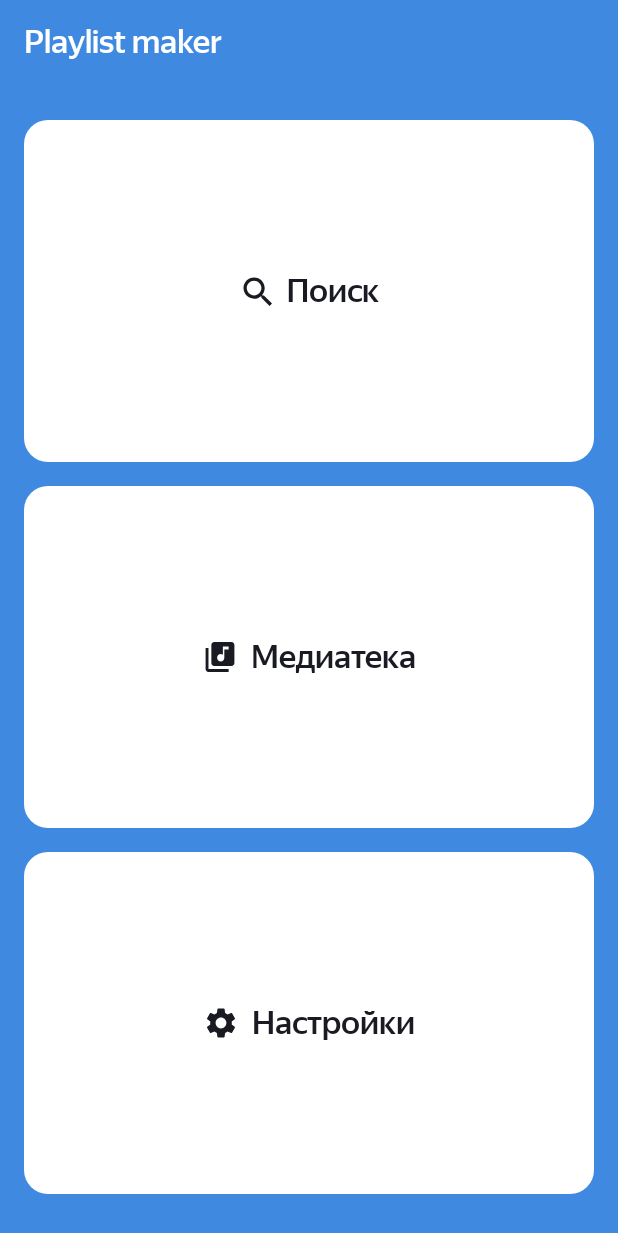
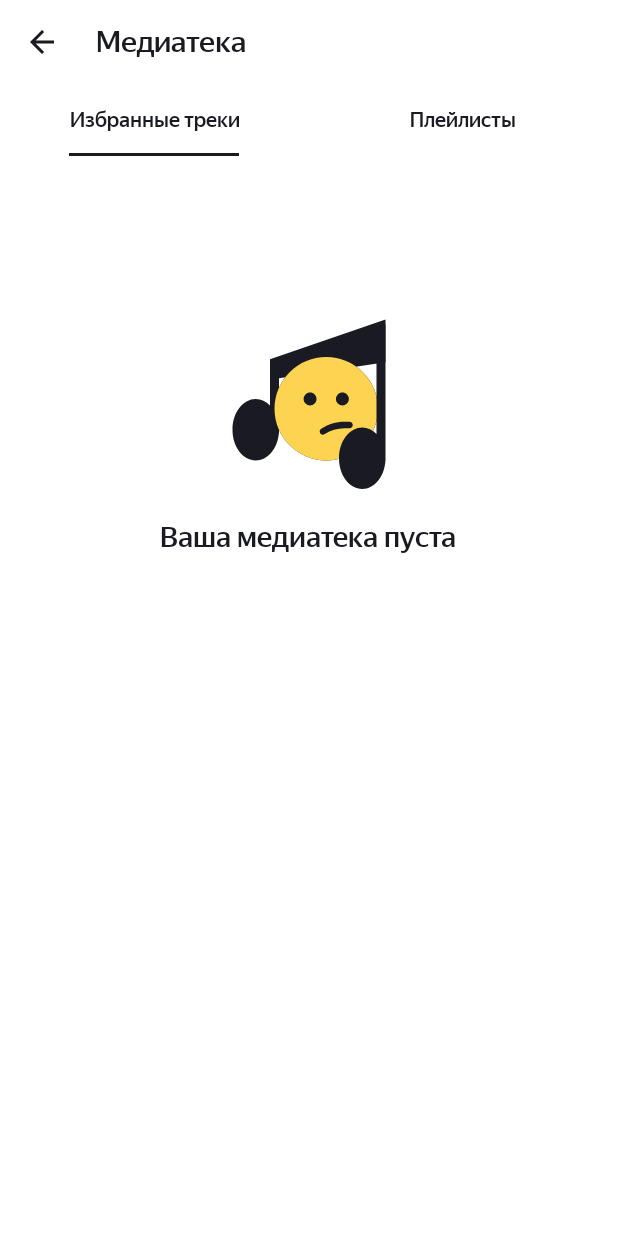
Before and after one commit to Anasty-Sia/PlaylistMaker, an Android app: the screen it shows after launch (MainActivity before the commit, LibraryActivity after it), after a tap on "Медиатека", on a phone screen of 412 x 824 dp. Shown: the top 1233 px of the screen. Run offline under Robolectric (Android 15) with nearby library versions, the phone set to English and light mode, and no system bars.

Commit message:
Создано два фрагмента на экране "Медиатека": для плейлистов и для избранных треков

```diff
--- a/app/build.gradle.kts
+++ b/app/build.gradle.kts
@@ -40,6 +40,8 @@ android {
     buildFeatures {
         viewBinding = true
     }
+
+
 }
 
 dependencies {
@@ -63,5 +65,9 @@ dependencies {
     implementation(libs.androidx.lifecycle.viewmodel.ktx)
     implementation(libs.androidx.activity.ktx)
     implementation(libs.koin.android)
+    implementation(libs.androidx.fragment.ktx)
+    implementation(libs.androidx.viewpager2)
+    implementation(libs.material.v180)
+
 
 }
--- a/app/src/main/java/com/example/playlistmaker/di.kt
+++ b/app/src/main/java/com/example/playlistmaker/di.kt
@@ -2,6 +2,8 @@ package com.example.playlistmaker.di
 
 import android.media.MediaPlayer
 import com.example.playlistmaker.data.network.iTunesSearchAPI
+import com.example.playlistmaker.library.ui.view_model.FavoriteTracksViewModel
+import com.example.playlistmaker.library.ui.view_model.PlaylistsViewModel
 import com.example.playlistmaker.player.data.repository.impl.PlayerRepositoryImpl
 import com.example.playlistmaker.player.domain.interactor.PlayerInteractor
 import com.example.playlistmaker.player.domain.interactor.impl.PlayerInteractorImpl
@@ -129,6 +131,9 @@ val viewModelModule = module {
             sharingInteractor = get()
         )
     }
+
+    viewModel { FavoriteTracksViewModel() }
+    viewModel { PlaylistsViewModel() }
 }
 
 
--- /dev/null
+++ b/app/src/main/java/com/example/playlistmaker/library/ui/activity/LibraryActivity.kt
@@ -0,0 +1,79 @@
+package com.example.playlistmaker.library.ui.activity
+
+import android.os.Bundle
+import android.view.ViewGroup
+import androidx.activity.enableEdgeToEdge
+import androidx.appcompat.app.AppCompatActivity
+import androidx.core.view.ViewCompat
+import androidx.core.view.WindowInsetsCompat
+import androidx.core.view.updateLayoutParams
+import com.example.playlistmaker.R
+import com.example.playlistmaker.library.ui.adapters.LibraryPagerAdapter
+import com.example.playlistmaker.databinding.ActivityLibraryBinding
+import com.google.android.material.tabs.TabLayoutMediator
+
+
+class LibraryActivity : AppCompatActivity() {
+
+    private var selectedTabPosition = 0
+    private lateinit var binding: ActivityLibraryBinding
+    private lateinit var tabMediator: TabLayoutMediator
+
+    override fun onCreate(savedInstanceState: Bundle?) {
+        super.onCreate(savedInstanceState)
+
+        binding = ActivityLibraryBinding.inflate(layoutInflater)
+        setContentView(binding.root)
+
+
+        if (savedInstanceState != null) {
+            selectedTabPosition = savedInstanceState.getInt("SELECTED_TAB", 0)
+        }
+
+        enableEdgeToEdge()
+        setupEdgeToEdgeInsets()
+        setupToolbar()
+        setupViewPagerAndTabs()
+    }
+
+    override fun onSaveInstanceState(outState: Bundle) {
+        super.onSaveInstanceState(outState)
+        outState.putInt("SELECTED_TAB", binding.viewPager.currentItem)
+    }
+
+    private fun setupEdgeToEdgeInsets() {
+        ViewCompat.setOnApplyWindowInsetsListener(binding.backLibrary) { view, insets ->
+            val systemBars = insets.getInsets(WindowInsetsCompat.Type.systemBars())
+            view.updateLayoutParams<ViewGroup.MarginLayoutParams> {
+                topMargin = systemBars.top
+            }
+            insets
+        }
+    }
+
+    private fun setupToolbar() {
+        binding.backLibrary.setNavigationOnClickListener {
+            finish()
+        }
+    }
+
+    private fun setupViewPagerAndTabs() {
+        binding.viewPager.adapter = LibraryPagerAdapter(this)
+
+        val tabTitles = listOf(
+            getString(R.string.favorite_tracks),
+            getString(R.string.playlists)
+        )
+
+        tabMediator = TabLayoutMediator(binding.tabLayout, binding.viewPager) { tab, position ->
+            tab.text = tabTitles[position]
+        }
+        tabMediator.attach()
+    }
+
+
+    override fun onDestroy() {
+        tabMediator.detach()
+        super.onDestroy()
+    }
+}
--- /dev/null
+++ b/app/src/main/java/com/example/playlistmaker/library/ui/adapters/LibraryPagerAdapter.kt
@@ -0,0 +1,21 @@
+package com.example.playlistmaker.library.ui.adapters
+
+import androidx.fragment.app.Fragment
+import androidx.fragment.app.FragmentActivity
+import androidx.viewpager2.adapter.FragmentStateAdapter
+import com.example.playlistmaker.library.ui.fragments.FavoriteTracksFragment
+import com.example.playlistmaker.library.ui.fragments.PlaylistsFragment
+
+class LibraryPagerAdapter(fragmentActivity: FragmentActivity) :
+    FragmentStateAdapter(fragmentActivity) {
+
+    override fun getItemCount(): Int = 2
+
+    override fun createFragment(position: Int): Fragment {
+        return when(position) {
+            0 -> FavoriteTracksFragment.newInstance(position)
+            1 -> PlaylistsFragment.newInstance(position)
+            else -> throw IllegalArgumentException("Invalid position: $position")
+        }
+    }
+}
--- /dev/null
+++ b/app/src/main/java/com/example/playlistmaker/library/ui/fragments/FavoriteTracksFragment.kt
@@ -0,0 +1,52 @@
+package com.example.playlistmaker.library.ui.fragments
+
+import android.os.Bundle
+import android.view.LayoutInflater
+import android.view.View
+import android.view.ViewGroup
+import androidx.fragment.app.Fragment
+import com.example.playlistmaker.databinding.FragmentFavoriteTracksBinding
+import com.example.playlistmaker.library.ui.view_model.FavoriteTracksViewModel
+import org.koin.androidx.viewmodel.ext.android.viewModel
+
+class FavoriteTracksFragment : Fragment() {
+
+    companion object {
+        private const val ARG_POSITION = "position"
+
+        fun newInstance(position: Int) = FavoriteTracksFragment().apply {
+            arguments = Bundle().apply {
+                putInt(ARG_POSITION, position)
+            }
+        }
+    }
+
+    private var _binding: FragmentFavoriteTracksBinding? = null
+    private val binding get() = _binding!!
+
+    private val viewModel: FavoriteTracksViewModel by viewModel()
+
+    override fun onCreateView(
+        inflater: LayoutInflater,
+        container: ViewGroup?,
+        savedInstanceState: Bundle?
+    ): View {
+        _binding = FragmentFavoriteTracksBinding.inflate(inflater, container, false)
+        return binding.root
+    }
+
+    override fun onViewCreated(view: View, savedInstanceState: Bundle?) {
+        super.onViewCreated(view, savedInstanceState)
+        showEmptyState()
+    }
+
+    private fun showEmptyState() {
+        binding.emptyStateView.visibility = View.VISIBLE
+        binding.recyclerViewTracks.visibility = View.GONE
+    }
+
+    override fun onDestroyView() {
+        super.onDestroyView()
+        _binding = null
+    }
+}
--- a/app/src/main/java/com/example/playlistmaker/ui/main/MainActivity.kt
+++ b/app/src/main/java/com/example/playlistmaker/ui/main/MainActivity.kt
@@ -9,7 +9,7 @@ import androidx.core.view.ViewCompat
 import androidx.core.view.WindowInsetsCompat
 import androidx.core.view.updateLayoutParams
 import com.example.playlistmaker.databinding.ActivityMainBinding
-import com.example.playlistmaker.player.ui.activity.PlayerActivity
+import com.example.playlistmaker.library.ui.activity.LibraryActivity
 import com.example.playlistmaker.search.ui.activity.SearchActivity
 import com.example.playlistmaker.settings.ui.activity.SettingsActivity
 
@@ -46,7 +46,7 @@ class MainActivity : AppCompatActivity() {
         }
 
         binding.libraryB.setOnClickListener {
-            startActivity(Intent(this, PlayerActivity::class.java))
+            startActivity(Intent(this, LibraryActivity::class.java))
         }
 
         binding.settingsB.setOnClickListener {
--- /dev/null
+++ b/app/src/main/res/layout/activity_library.xml
@@ -0,0 +1,42 @@
+<?xml version="1.0" encoding="utf-8"?>
+<LinearLayout xmlns:android="http://schemas.android.com/apk/res/android"
+    xmlns:app="http://schemas.android.com/apk/res-auto"
+    xmlns:tools="http://schemas.android.com/tools"
+    android:id="@+id/main"
+    android:layout_width="match_parent"
+    android:layout_height="match_parent"
+    android:orientation="vertical"
+    android:theme="@style/Base.Theme.PlaylistMaker"
+    style="@style/background_style"
+    tools:context=".library.ui.activity.LibraryActivity">
+
+
+    <com.google.android.material.appbar.MaterialToolbar
+        android:id="@+id/back_library"
+        android:layout_width="match_parent"
+        android:layout_height="56dp"
+        app:contentInsetStartWithNavigation="64dp"
+        app:navigationIcon="@drawable/ic_back_arrow_24"
+        app:title="@string/library"
+        app:titleTextAppearance="@style/HeaderTextStyle"
+        app:titleTextColor="?attr/colorPrimary"/>
+
+
+    <com.google.android.material.tabs.TabLayout
+        android:id="@+id/tabLayout"
+        android:layout_width="match_parent"
+        android:layout_height="wrap_content"
+        app:tabTextColor="?attr/colorPrimary"
+        app:tabMode="fixed"
+        app:tabTextAppearance="@style/MyTabTextAppearance"
+        app:tabIndicatorColor="?attr/colorPrimary"
+        app:tabIndicatorFullWidth="false"
+        style="@style/InfoText"/>
+
+    <androidx.viewpager2.widget.ViewPager2
+        android:id="@+id/viewPager"
+        android:layout_width="match_parent"
+        android:layout_height="match_parent"/>
+
+
+</LinearLayout>
--- /dev/null
+++ b/app/src/main/res/layout/fragment_favorite_tracks.xml
@@ -0,0 +1,39 @@
+<FrameLayout xmlns:android="http://schemas.android.com/apk/res/android"
+    android:layout_width="match_parent"
+    android:layout_height="match_parent"
+    android:theme="@style/Base.Theme.PlaylistMaker">
+
+
+    <LinearLayout
+        android:id="@+id/emptyStateView"
+        android:layout_width="match_parent"
+        android:layout_height="wrap_content"
+        android:orientation="vertical"
+        android:gravity="center"
+        android:layout_marginTop="106dp"
+        android:visibility="visible">
+
+        <ImageView
+            android:id="@+id/emptyResultsIcon"
+            android:layout_width="wrap_content"
+            android:layout_height="wrap_content"
+            android:layout_gravity="center"
+            android:layout_marginHorizontal="120dp"
+            android:src="@drawable/ic_no_results_120" />
+
+        <TextView
+            android:id="@+id/emptyResultsText"
+            android:text="@string/no_tracks_favorite"
+            style="@style/NoTraksText"/>
+
+    </LinearLayout>
+
+
+    <androidx.recyclerview.widget.RecyclerView
+        android:id="@+id/recyclerViewTracks"
+        android:layout_width="match_parent"
+        android:layout_height="match_parent"
+        android:visibility="gone"/>
+
+
+</FrameLayout>
--- a/app/src/main/res/values-night/styles_nignt.xml
+++ b/app/src/main/res/values-night/styles_nignt.xml
@@ -309,4 +309,19 @@
         <item name="android:background">@color/YP_black</item>
     </style>
 
+
+    <style name="MyTabTextAppearance" parent="TextAppearance.Design.Tab">
+        <item name="android:textSize">14sp</item>
+        <item name="fontFamily">@font/ys_display_medium</item>
+        <item name="android:textColor">?attr/colorPrimary</item>
+        <item name="textAllCaps">false</item>
+    </style>
+
+    <style name="InfoText">
+        <item name="android:layout_width">match_parent</item>
+        <item name="android:layout_height">wrap_content</item>
+        <item name="android:background">@color/YP_black</item>
+        <item name="android:backgroundTint">@null</item>
+    </style>
+
 </resources>
--- a/app/src/main/res/values/strings.xml
+++ b/app/src/main/res/values/strings.xml
@@ -14,6 +14,8 @@
     <string name="email_message">Спасибо разработчикам и разработчицам за крутое приложение!</string>
     <string name="terms_of_service_url">https://yandex.ru/legal/praktikum_termsofuse/</string>
     <string name="no_results">Ничего не нашлось</string>
+    <string name="no_tracks_favorite">Ваша медиатека пуста</string>
+    <string name="no_playlists">Вы не создали\nни одного плейлиста</string>
     <string name="server_error">Проблемы со связью\n\nЗагрузка не удалась.Проверьте подключение к интернету</string>
     <string name="retry">Обновить</string>
     <string name="search_history">Вы искали</string>
@@ -28,6 +30,9 @@
     <string name="add_to_favorites">Добавить в избранное</string>
     <string name="duration">Длительность</string>
     <string name="player_album_image_description">Обложка альбома</string>
+    <string name="favorite_tracks">Избранные треки</string>
+    <string name="playlists">Плейлисты</string>
+    <string name="new_playlist">Новый плейлист</string>
 
 
 </resources>
--- a/app/src/main/res/values/styles.xml
+++ b/app/src/main/res/values/styles.xml
@@ -321,5 +321,44 @@
         <item name="android:background">@color/white</item>
     </style>
 
+    <style name="MyTabTextAppearance" parent="TextAppearance.Design.Tab">
+        <item name="android:textSize">14sp</item>
+        <item name="fontFamily">@font/ys_display_medium</item>
+        <item name="android:textColor">?attr/colorPrimary</item>
+        <item name="textAllCaps">false</item>
+    </style>
+
+    <style name="InfoText">
+        <item name="android:layout_width">match_parent</item>
+        <item name="android:layout_height">wrap_content</item>
+        <item name="tintNavigationIcon">@color/white</item>
+        <item name="android:background">@color/white</item>
+        <item name="android:backgroundTint">@null</item>
+
+    </style>
+
+
+    <style name="NoTraksText">
+        <item name="android:layout_width">wrap_content</item>
+        <item name="android:layout_height">wrap_content</item>
+        <item name="android:textSize">19sp</item>
+        <item name="android:textColor">?attr/colorPrimary</item>
+        <item name="android:layout_marginTop">16dp</item>
+        <item name="fontFamily">@font/ys_display_medium</item>
+        <item name="android:gravity">center</item>
+        <item name="android:layout_marginHorizontal">24dp</item>
+
+    </style>
+    <style name="NoTracksViewStyle">
+        <item name="android:layout_width">match_parent</item>
+        <item name="android:layout_height">match_parent</item>
+        <item name="android:orientation">vertical</item>
+
+
+    </style>
+
+
+
+
 
 </resources>
```
Also changed, not shown: app/src/main/AndroidManifest.xml (+9 -5 lines), app/src/main/java/com/example/playlistmaker/library/ui/fragments/PlaylistsFragment.kt (added, +62 -0 lines), app/src/main/java/com/example/playlistmaker/library/ui/view_model/FavoriteTracksViewModel.kt (added, +7 -0 lines), app/src/main/java/com/example/playlistmaker/library/ui/view_model/PlaylistsViewModel.kt (added, +7 -0 lines), app/src/main/res/layout/fragment_playlists.xml (added, +56 -0 lines), app/src/main/res/values/dimens.xml (+7 -1 lines), gradle/libs.versions.toml (+7 -1 lines).
